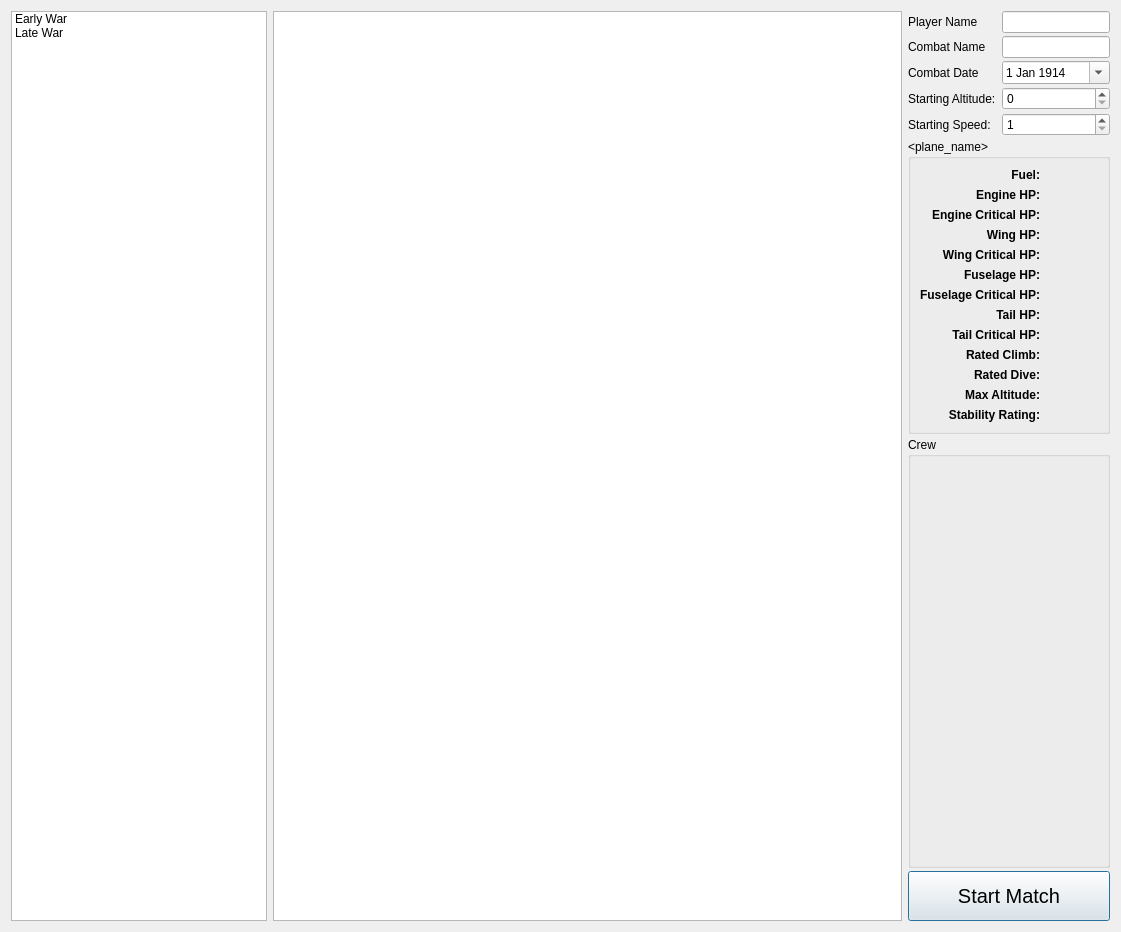
Above: turn_logger/PlaneSelectionDialog.ui from wchamilton/CEManeuverLog before the change. Below: the same form after it.
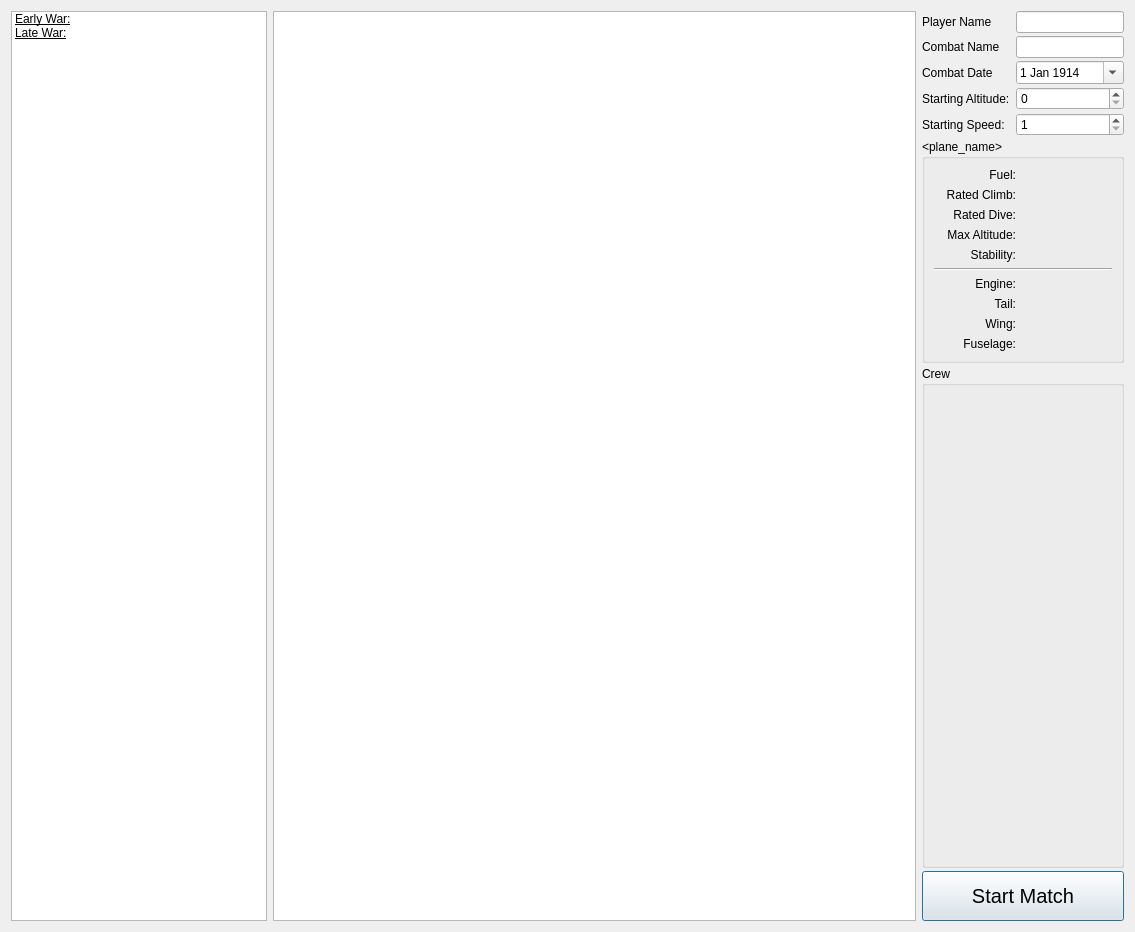
That is the form after the change.

```diff
--- a/turn_logger/PlaneSelectionDialog.ui
+++ b/turn_logger/PlaneSelectionDialog.ui
@@ -6,7 +6,7 @@
    <rect>
     <x>0</x>
     <y>0</y>
-    <width>1121</width>
+    <width>1135</width>
     <height>932</height>
    </rect>
   </property>
@@ -38,7 +38,12 @@
      </column>
      <item>
       <property name="text">
-       <string>Early War</string>
+       <string>Early War:</string>
+      </property>
+      <property name="font">
+       <font>
+        <underline>true</underline>
+       </font>
       </property>
       <property name="flags">
        <set>ItemIsDragEnabled|ItemIsDropEnabled|ItemIsUserCheckable|ItemIsEnabled</set>
@@ -46,7 +51,12 @@
      </item>
      <item>
       <property name="text">
-       <string>Late War</string>
+       <string>Late War:</string>
+      </property>
+      <property name="font">
+       <font>
+        <underline>true</underline>
+       </font>
       </property>
       <property name="flags">
        <set>ItemIsDragEnabled|ItemIsDropEnabled|ItemIsUserCheckable|ItemIsEnabled</set>
@@ -138,32 +148,12 @@
      <property name="title">
       <string>&lt;plane_name&gt;</string>
      </property>
-     <layout class="QGridLayout" name="gridLayout" columnstretch="0,1">
+     <layout class="QGridLayout" name="gridLayout" columnstretch="0,0">
       <property name="horizontalSpacing">
        <number>15</number>
       </property>
-      <item row="4" column="0">
-       <widget class="QLabel" name="label_7">
-        <property name="font">
-         <font>
-          <bold>true</bold>
-         </font>
-        </property>
-        <property name="text">
-         <string>Wing Critical HP:</string>
-        </property>
-        <property name="alignment">
-         <set>Qt::AlignmentFlag::AlignRight|Qt::AlignmentFlag::AlignTrailing|Qt::AlignmentFlag::AlignVCenter</set>
-        </property>
-       </widget>
-      </item>
-      <item row="10" column="0">
+      <item row="2" column="0">
        <widget class="QLabel" name="label_13">
-        <property name="font">
-         <font>
-          <bold>true</bold>
-         </font>
-        </property>
         <property name="text">
          <string>Rated Dive:</string>
         </property>
@@ -172,203 +162,15 @@
         </property>
        </widget>
       </item>
-      <item row="11" column="1">
-       <widget class="QLabel" name="max_alt_val">
-        <property name="text">
-         <string>&lt;val&gt;</string>
-        </property>
-       </widget>
-      </item>
-      <item row="6" column="1">
-       <widget class="QLabel" name="fuse_critical_hp_val">
-        <property name="text">
-         <string>&lt;val&gt;</string>
-        </property>
-       </widget>
-      </item>
-      <item row="0" column="1">
-       <widget class="QLabel" name="fuel_val">
-        <property name="text">
-         <string>&lt;val&gt;</string>
-        </property>
-       </widget>
-      </item>
-      <item row="5" column="1">
+      <item row="9" column="1">
        <widget class="QLabel" name="fuse_hp_val">
         <property name="text">
          <string>&lt;val&gt;</string>
         </property>
        </widget>
       </item>
-      <item row="9" column="0">
-       <widget class="QLabel" name="label_12">
-        <property name="font">
-         <font>
-          <bold>true</bold>
-         </font>
-        </property>
-        <property name="text">
-         <string>Rated Climb:</string>
-        </property>
-        <property name="alignment">
-         <set>Qt::AlignmentFlag::AlignRight|Qt::AlignmentFlag::AlignTrailing|Qt::AlignmentFlag::AlignVCenter</set>
-        </property>
-       </widget>
-      </item>
-      <item row="1" column="0">
-       <widget class="QLabel" name="label_4">
-        <property name="font">
-         <font>
-          <bold>true</bold>
-         </font>
-        </property>
-        <property name="text">
-         <string>Engine HP:</string>
-        </property>
-        <property name="alignment">
-         <set>Qt::AlignmentFlag::AlignRight|Qt::AlignmentFlag::AlignTrailing|Qt::AlignmentFlag::AlignVCenter</set>
-        </property>
-       </widget>
-      </item>
       <item row="3" column="0">
-       <widget class="QLabel" name="label_6">
-        <property name="font">
-         <font>
-          <bold>true</bold>
-         </font>
-        </property>
-        <property name="text">
-         <string>Wing HP:</string>
-        </property>
-        <property name="alignment">
-         <set>Qt::AlignmentFlag::AlignRight|Qt::AlignmentFlag::AlignTrailing|Qt::AlignmentFlag::AlignVCenter</set>
-        </property>
-       </widget>
-      </item>
-      <item row="2" column="0">
-       <widget class="QLabel" name="label_5">
-        <property name="font">
-         <font>
-          <bold>true</bold>
-         </font>
-        </property>
-        <property name="text">
-         <string>Engine Critical HP:</string>
-        </property>
-        <property name="alignment">
-         <set>Qt::AlignmentFlag::AlignRight|Qt::AlignmentFlag::AlignTrailing|Qt::AlignmentFlag::AlignVCenter</set>
-        </property>
-       </widget>
-      </item>
-      <item row="8" column="0">
-       <widget class="QLabel" name="label_8">
-        <property name="font">
-         <font>
-          <bold>true</bold>
-         </font>
-        </property>
-        <property name="text">
-         <string>Tail Critical HP:</string>
-        </property>
-        <property name="alignment">
-         <set>Qt::AlignmentFlag::AlignRight|Qt::AlignmentFlag::AlignTrailing|Qt::AlignmentFlag::AlignVCenter</set>
-        </property>
-       </widget>
-      </item>
-      <item row="9" column="1">
-       <widget class="QLabel" name="rated_climb_val">
-        <property name="text">
-         <string>&lt;val&gt;</string>
-        </property>
-       </widget>
-      </item>
-      <item row="12" column="0">
-       <widget class="QLabel" name="label_15">
-        <property name="font">
-         <font>
-          <bold>true</bold>
-         </font>
-        </property>
-        <property name="text">
-         <string>Stability Rating:</string>
-        </property>
-        <property name="alignment">
-         <set>Qt::AlignmentFlag::AlignRight|Qt::AlignmentFlag::AlignTrailing|Qt::AlignmentFlag::AlignVCenter</set>
-        </property>
-       </widget>
-      </item>
-      <item row="0" column="0">
-       <widget class="QLabel" name="label_3">
-        <property name="font">
-         <font>
-          <bold>true</bold>
-         </font>
-        </property>
-        <property name="text">
-         <string>Fuel:</string>
-        </property>
-        <property name="alignment">
-         <set>Qt::AlignmentFlag::AlignRight|Qt::AlignmentFlag::AlignTrailing|Qt::AlignmentFlag::AlignVCenter</set>
-        </property>
-       </widget>
-      </item>
-      <item row="7" column="1">
-       <widget class="QLabel" name="tail_hp_val">
-        <property name="text">
-         <string>&lt;val&gt;</string>
-        </property>
-       </widget>
-      </item>
-      <item row="12" column="1">
-       <widget class="QLabel" name="stability_val">
-        <property name="text">
-         <string>&lt;val&gt;</string>
-        </property>
-       </widget>
-      </item>
-      <item row="5" column="0">
-       <widget class="QLabel" name="label_10">
-        <property name="font">
-         <font>
-          <bold>true</bold>
-         </font>
-        </property>
-        <property name="text">
-         <string>Fuselage HP:</string>
-        </property>
-        <property name="alignment">
-         <set>Qt::AlignmentFlag::AlignRight|Qt::AlignmentFlag::AlignTrailing|Qt::AlignmentFlag::AlignVCenter</set>
-        </property>
-       </widget>
-      </item>
-      <item row="2" column="1">
-       <widget class="QLabel" name="engine_critical_hp_val">
-        <property name="text">
-         <string>&lt;val&gt;</string>
-        </property>
-       </widget>
-      </item>
-      <item row="8" column="1">
-       <widget class="QLabel" name="tail_critical_hp_val">
-        <property name="text">
-         <string>&lt;val&gt;</string>
-        </property>
-       </widget>
-      </item>
-      <item row="10" column="1">
-       <widget class="QLabel" name="rated_dive_val">
-        <property name="text">
-         <string>&lt;val&gt;</string>
-        </property>
-       </widget>
-      </item>
-      <item row="11" column="0">
        <widget class="QLabel" name="label_14">
-        <property name="font">
-         <font>
-          <bold>true</bold>
-         </font>
-        </property>
         <property name="text">
          <string>Max Altitude:</string>
         </property>
@@ -377,29 +179,134 @@
         </property>
        </widget>
       </item>
+      <item row="9" column="0">
+       <widget class="QLabel" name="label_10">
+        <property name="text">
+         <string>Fuselage:</string>
+        </property>
+        <property name="alignment">
+         <set>Qt::AlignmentFlag::AlignRight|Qt::AlignmentFlag::AlignTrailing|Qt::AlignmentFlag::AlignVCenter</set>
+        </property>
+       </widget>
+      </item>
+      <item row="4" column="1">
+       <widget class="QLabel" name="stability_val">
+        <property name="toolTip">
+         <string>&lt;html&gt;&lt;head/&gt;&lt;body&gt;&lt;p&gt;Red triangle HP denotes critical hp threshold&lt;/p&gt;&lt;/body&gt;&lt;/html&gt;</string>
+        </property>
+        <property name="text">
+         <string>&lt;val&gt;</string>
+        </property>
+       </widget>
+      </item>
+      <item row="0" column="1">
+       <widget class="QLabel" name="fuel_val">
+        <property name="toolTip">
+         <string>&lt;html&gt;&lt;head/&gt;&lt;body&gt;&lt;p&gt;Red triangle HP denotes critical hp threshold&lt;/p&gt;&lt;/body&gt;&lt;/html&gt;</string>
+        </property>
+        <property name="text">
+         <string>&lt;val&gt;</string>
+        </property>
+       </widget>
+      </item>
       <item row="1" column="1">
+       <widget class="QLabel" name="rated_climb_val">
+        <property name="toolTip">
+         <string>&lt;html&gt;&lt;head/&gt;&lt;body&gt;&lt;p&gt;Red triangle HP denotes critical hp threshold&lt;/p&gt;&lt;/body&gt;&lt;/html&gt;</string>
+        </property>
+        <property name="text">
+         <string>&lt;val&gt;</string>
+        </property>
+       </widget>
+      </item>
+      <item row="2" column="1">
+       <widget class="QLabel" name="rated_dive_val">
+        <property name="toolTip">
+         <string>&lt;html&gt;&lt;head/&gt;&lt;body&gt;&lt;p&gt;Red triangle HP denotes critical hp threshold&lt;/p&gt;&lt;/body&gt;&lt;/html&gt;</string>
+        </property>
+        <property name="text">
+         <string>&lt;val&gt;</string>
+        </property>
+       </widget>
+      </item>
+      <item row="8" column="0">
+       <widget class="QLabel" name="label_6">
+        <property name="text">
+         <string>Wing:</string>
+        </property>
+        <property name="alignment">
+         <set>Qt::AlignmentFlag::AlignRight|Qt::AlignmentFlag::AlignTrailing|Qt::AlignmentFlag::AlignVCenter</set>
+        </property>
+       </widget>
+      </item>
+      <item row="6" column="1">
        <widget class="QLabel" name="engine_hp_val">
         <property name="text">
          <string>&lt;val&gt;</string>
         </property>
        </widget>
       </item>
-      <item row="4" column="1">
-       <widget class="QLabel" name="wing_critical_hp_val">
+      <item row="8" column="1">
+       <widget class="QLabel" name="wing_hp_val">
+        <property name="toolTip">
+         <string>&lt;html&gt;&lt;head/&gt;&lt;body&gt;&lt;p&gt;Red triangle HP denotes critical hp threshold&lt;/p&gt;&lt;/body&gt;&lt;/html&gt;</string>
+        </property>
         <property name="text">
          <string>&lt;val&gt;</string>
         </property>
        </widget>
       </item>
+      <item row="1" column="0">
+       <widget class="QLabel" name="label_12">
+        <property name="text">
+         <string>Rated Climb:</string>
+        </property>
+        <property name="alignment">
+         <set>Qt::AlignmentFlag::AlignRight|Qt::AlignmentFlag::AlignTrailing|Qt::AlignmentFlag::AlignVCenter</set>
+        </property>
+       </widget>
+      </item>
+      <item row="3" column="1">
+       <widget class="QLabel" name="max_alt_val">
+        <property name="toolTip">
+         <string>&lt;html&gt;&lt;head/&gt;&lt;body&gt;&lt;p&gt;Red triangle HP denotes critical hp threshold&lt;/p&gt;&lt;/body&gt;&lt;/html&gt;</string>
+        </property>
+        <property name="text">
+         <string>&lt;val&gt;</string>
+        </property>
+       </widget>
+      </item>
+      <item row="4" column="0">
+       <widget class="QLabel" name="label_15">
+        <property name="text">
+         <string>Stability:</string>
+        </property>
+        <property name="alignment">
+         <set>Qt::AlignmentFlag::AlignRight|Qt::AlignmentFlag::AlignTrailing|Qt::AlignmentFlag::AlignVCenter</set>
+        </property>
+       </widget>
+      </item>
       <item row="6" column="0">
-       <widget class="QLabel" name="label_9">
-        <property name="font">
-         <font>
-          <bold>true</bold>
-         </font>
+       <widget class="QLabel" name="label_4">
+        <property name="text">
+         <string>Engine:</string>
         </property>
+        <property name="alignment">
+         <set>Qt::AlignmentFlag::AlignRight|Qt::AlignmentFlag::AlignTrailing|Qt::AlignmentFlag::AlignVCenter</set>
+        </property>
+       </widget>
+      </item>
+      <item row="5" column="0" colspan="2">
+       <widget class="Line" name="line">
+        <property name="orientation">
+         <enum>Qt::Orientation::Horizontal</enum>
+        </property>
+       </widget>
+      </item>
+      <item row="0" column="0">
+       <widget class="QLabel" name="label_3">
         <property name="text">
-         <string>Fuselage Critical HP:</string>
+         <string>Fuel:</string>
         </property>
         <property name="alignment">
          <set>Qt::AlignmentFlag::AlignRight|Qt::AlignmentFlag::AlignTrailing|Qt::AlignmentFlag::AlignVCenter</set>
@@ -408,21 +315,19 @@
       </item>
       <item row="7" column="0">
        <widget class="QLabel" name="label_11">
-        <property name="font">
-         <font>
-          <bold>true</bold>
-         </font>
-        </property>
         <property name="text">
-         <string>Tail HP:</string>
+         <string>Tail:</string>
         </property>
         <property name="alignment">
          <set>Qt::AlignmentFlag::AlignRight|Qt::AlignmentFlag::AlignTrailing|Qt::AlignmentFlag::AlignVCenter</set>
         </property>
        </widget>
       </item>
-      <item row="3" column="1">
-       <widget class="QLabel" name="wing_hp_val">
+      <item row="7" column="1">
+       <widget class="QLabel" name="tail_hp_val">
+        <property name="toolTip">
+         <string>&lt;html&gt;&lt;head/&gt;&lt;body&gt;&lt;p&gt;Red triangle HP denotes critical hp threshold&lt;/p&gt;&lt;/body&gt;&lt;/html&gt;</string>
+        </property>
         <property name="text">
          <string>&lt;val&gt;</string>
         </property>
```
Left out of the diff: 12 changed lines with no effect on the pictures.
